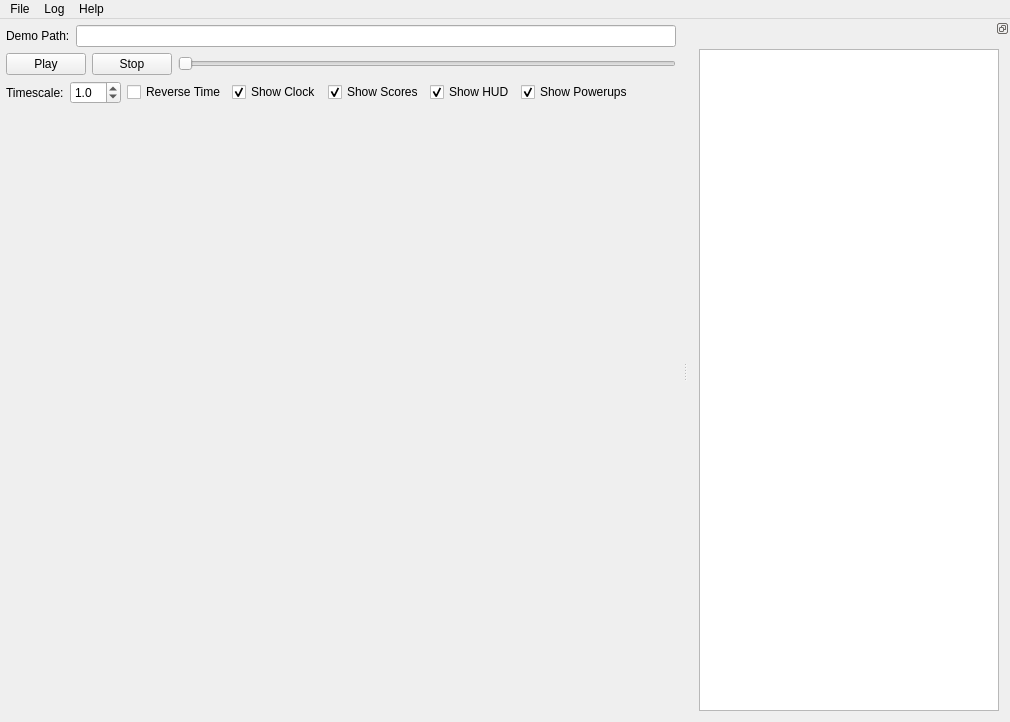
Qt form UDT_DV/src/qt/gui.ui (mightycow/uberdemotools) before a commit.
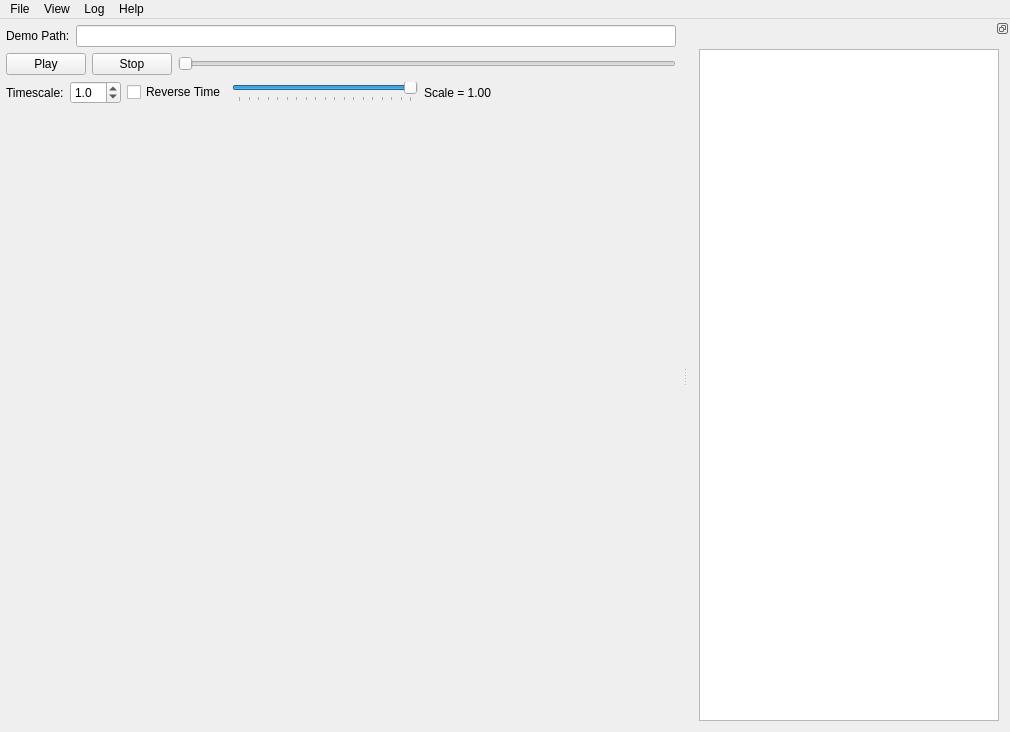
The same form after that commit. Custom widgets are drawn as their Qt base class.

Commit message:
Added "View" menu.
Substituted checkboxes (time, score, Hud, PU) with entries in the "View" menu.

Added action to switch Size mode. A slider with a label appear to control the "Fixed Size" mode.

The edit to the form file:
```diff
--- a/UDT_DV/src/qt/gui.ui
+++ b/UDT_DV/src/qt/gui.ui
@@ -7,7 +7,7 @@
     <x>0</x>
     <y>0</y>
     <width>1000</width>
-    <height>722</height>
+    <height>732</height>
    </rect>
   </property>
   <property name="sizePolicy">
@@ -152,43 +152,35 @@
        </widget>
       </item>
       <item>
-       <widget class="QCheckBox" name="showClockCheckBox">
-        <property name="text">
-         <string>Show Clock</string>
+       <widget class="QSlider" name="scaleSlider">
+        <property name="minimum">
+         <number>10</number>
         </property>
-        <property name="checked">
-         <bool>true</bool>
+        <property name="maximum">
+         <number>100</number>
         </property>
-       </widget>
-      </item>
-      <item>
-       <widget class="QCheckBox" name="showScoresCheckBox">
-        <property name="text">
-         <string>Show Scores</string>
+        <property name="singleStep">
+         <number>5</number>
         </property>
-        <property name="checked">
-         <bool>true</bool>
+        <property name="value">
+         <number>100</number>
         </property>
-       </widget>
-      </item>
-      <item>
-       <widget class="QCheckBox" name="showHudCheckBox">
-        <property name="text">
-         <string>Show HUD</string>
+        <property name="orientation">
+         <enum>Qt::Horizontal</enum>
         </property>
-        <property name="checked">
-         <bool>true</bool>
+        <property name="tickPosition">
+         <enum>QSlider::TicksBelow</enum>
         </property>
+        <property name="tickInterval">
+         <number>5</number>
+        </property>
        </widget>
       </item>
       <item>
-       <widget class="QCheckBox" name="showPUCheckBox">
+       <widget class="QLabel" name="scaleLabel">
         <property name="text">
-         <string>Show Powerups</string>
+         <string>Scale = 1.00</string>
         </property>
-        <property name="checked">
-         <bool>true</bool>
-        </property>
        </widget>
       </item>
       <item>
@@ -209,15 +201,15 @@
     <item>
      <widget class="PaintWidget" name="paintWidget" native="true">
       <property name="sizePolicy">
-       <sizepolicy hsizetype="Expanding" vsizetype="Minimum">
+       <sizepolicy hsizetype="Expanding" vsizetype="Expanding">
         <horstretch>0</horstretch>
         <verstretch>0</verstretch>
        </sizepolicy>
       </property>
       <property name="minimumSize">
        <size>
-        <width>600</width>
-        <height>600</height>
+        <width>0</width>
+        <height>0</height>
        </size>
       </property>
      </widget>
@@ -314,7 +306,19 @@
     <addaction name="actionLogClear"/>
     <addaction name="actionLogSave"/>
    </widget>
+   <widget class="QMenu" name="menuView">
+    <property name="title">
+     <string>View</string>
+    </property>
+    <addaction name="actionViewClock"/>
+    <addaction name="actionViewScores"/>
+    <addaction name="actionViewHUD"/>
+    <addaction name="actionViewPowerups"/>
+    <addaction name="separator"/>
+    <addaction name="actionSizeMode"/>
+   </widget>
    <addaction name="menuFile"/>
+   <addaction name="menuView"/>
    <addaction name="menuLog"/>
    <addaction name="menuHelp"/>
   </widget>
```
Left out of the diff: 136 changed lines with no effect on the pictures. The commit also changes 4 other files.
